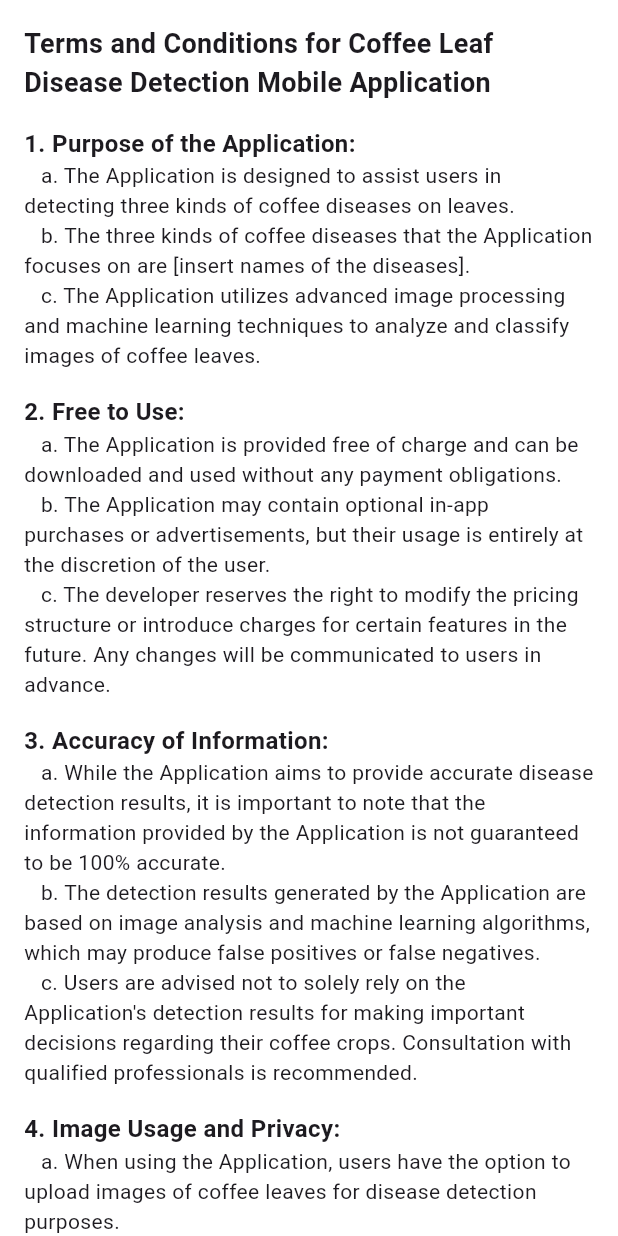
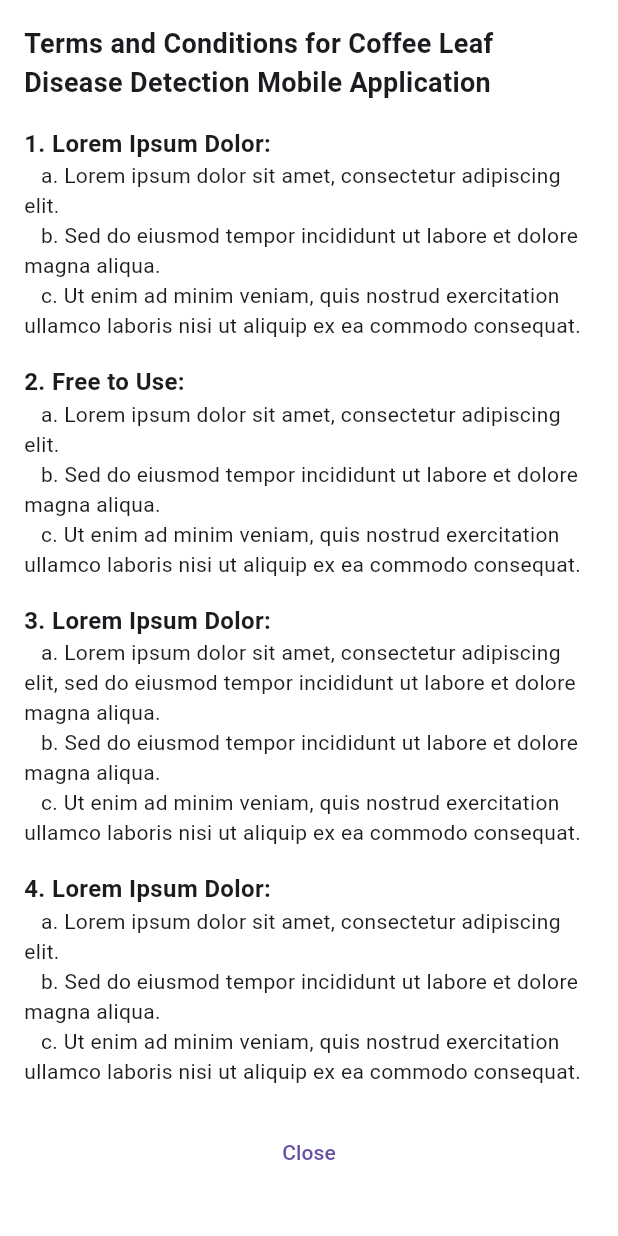
Before and after one commit to g-random-a/platform_x, a Flutter app: what termsAndConditionsText() shows on an empty page, opened directly, on a phone screen of 412 x 824 dp. Run offline on Flutter 3.47's test engine with Material 3 defaults, Android fonts, the phone set to English and light mode, and no system bars; our stand-ins replace bloc, dio, equatable, file_picker, flutter_bloc, flutter_dotenv and 10 more; missing offline and left inert: bcrypt, flutter_sound; accounts and stored records are empty.

Commit message:
updated terms and conditions text

```diff
--- a/lib/presentation/components/terms_and_conditions.dart
+++ b/lib/presentation/components/terms_and_conditions.dart
@@ -15,16 +15,16 @@ Widget termsAndConditionsText(context) => SingleChildScrollView(
             ),
             const SizedBox(height: 16),
             const Text(
-              '1. Purpose of the Application:',
+              '1. Lorem Ipsum Dolor:',
               style: TextStyle(
                 fontWeight: FontWeight.bold,
                 fontSize: 16,
               ),
             ),
             const Text(
-              '   a. The Application is designed to assist users in detecting three kinds of coffee diseases on leaves.\n'
-              '   b. The three kinds of coffee diseases that the Application focuses on are [insert names of the diseases].\n'
-              '   c. The Application utilizes advanced image processing and machine learning techniques to analyze and classify images of coffee leaves.',
+              '   a. Lorem ipsum dolor sit amet, consectetur adipiscing elit.\n'
+              '   b. Sed do eiusmod tempor incididunt ut labore et dolore magna aliqua.\n'
+              '   c. Ut enim ad minim veniam, quis nostrud exercitation ullamco laboris nisi ut aliquip ex ea commodo consequat.',
             ),
             const SizedBox(height: 16),
             const Text(
@@ -35,36 +35,37 @@ Widget termsAndConditionsText(context) => SingleChildScrollView(
               ),
             ),
             const Text(
-              '   a. The Application is provided free of charge and can be downloaded and used without any payment obligations.\n'
-              '   b. The Application may contain optional in-app purchases or advertisements, but their usage is entirely at the discretion of the user.\n'
-              '   c. The developer reserves the right to modify the pricing structure or introduce charges for certain features in the future. Any changes will be communicated to users in advance.',
+              '   a. Lorem ipsum dolor sit amet, consectetur adipiscing elit.\n'
+              '   b. Sed do eiusmod tempor incididunt ut labore et dolore magna aliqua.\n'
+              '   c. Ut enim ad minim veniam, quis nostrud exercitation ullamco laboris nisi ut aliquip ex ea commodo consequat.',
             ),
             const SizedBox(height: 16),
             const Text(
-              '3. Accuracy of Information:',
+              '3. Lorem Ipsum Dolor:',
               style: TextStyle(
                 fontWeight: FontWeight.bold,
                 fontSize: 16,
               ),
             ),
             const Text(
-              '   a. While the Application aims to provide accurate disease detection results, it is important to note that the information provided by the Application is not guaranteed to be 100% accurate.\n'
-              '   b. The detection results generated by the Application are based on image analysis and machine learning algorithms, which may produce false positives or false negatives.\n'
-              '   c. Users are advised not to solely rely on the Application\'s detection results for making important decisions regarding their coffee crops. Consultation with qualified professionals is recommended.',
+              '   a. Lorem ipsum dolor sit amet, consectetur adipiscing elit, sed do eiusmod tempor incididunt ut labore et dolore magna aliqua.\n'
+              '   b. Sed do eiusmod tempor incididunt ut labore et dolore magna aliqua.\n'
+              '   c. Ut enim ad minim veniam, quis nostrud exercitation ullamco laboris nisi ut aliquip ex ea commodo consequat.',
             ),
             const SizedBox(height: 16),
             const Text(
-              '4. Image Usage and Privacy:',
+              '4. Lorem Ipsum Dolor:',
               style: TextStyle(
                 fontWeight: FontWeight.bold,
                 fontSize: 16,
               ),
             ),
             const Text(
-              '   a. When using the Application, users have the option to upload images of coffee leaves for disease detection purposes.\n'
-              '   b. The uploaded images may be stored and used by the developer to improve the Application\'s disease detection model, enhance its accuracy, and develop future updates.\n'
-              '   c. The developer is committed to protecting user privacy and will handle the images and related data in accordance with applicable privacy laws and regulations. Please refer to the Application\'s privacy policy for more information.',
+              '   a. Lorem ipsum dolor sit amet, consectetur adipiscing elit.\n'
+              '   b. Sed do eiusmod tempor incididunt ut labore et dolore magna aliqua.\n'
+              '   c. Ut enim ad minim veniam, quis nostrud exercitation ullamco laboris nisi ut aliquip ex ea commodo consequat.',
             ),
+
             // Repeat the same pattern for the remaining points
             const SizedBox(height: 20),
 
```
